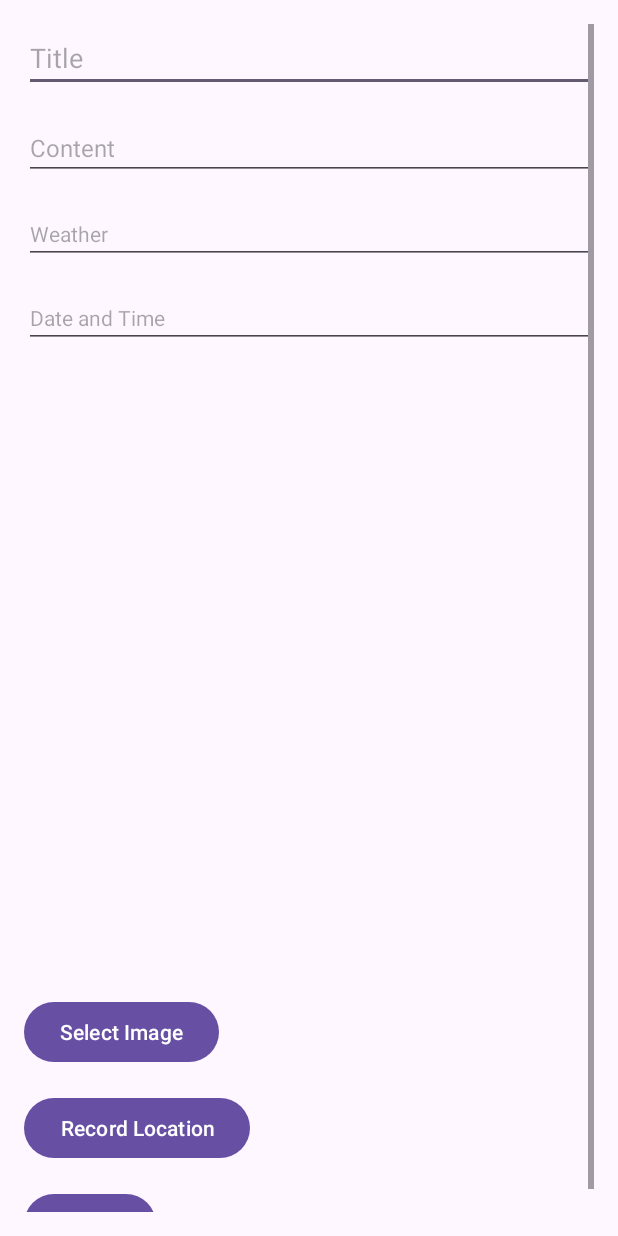
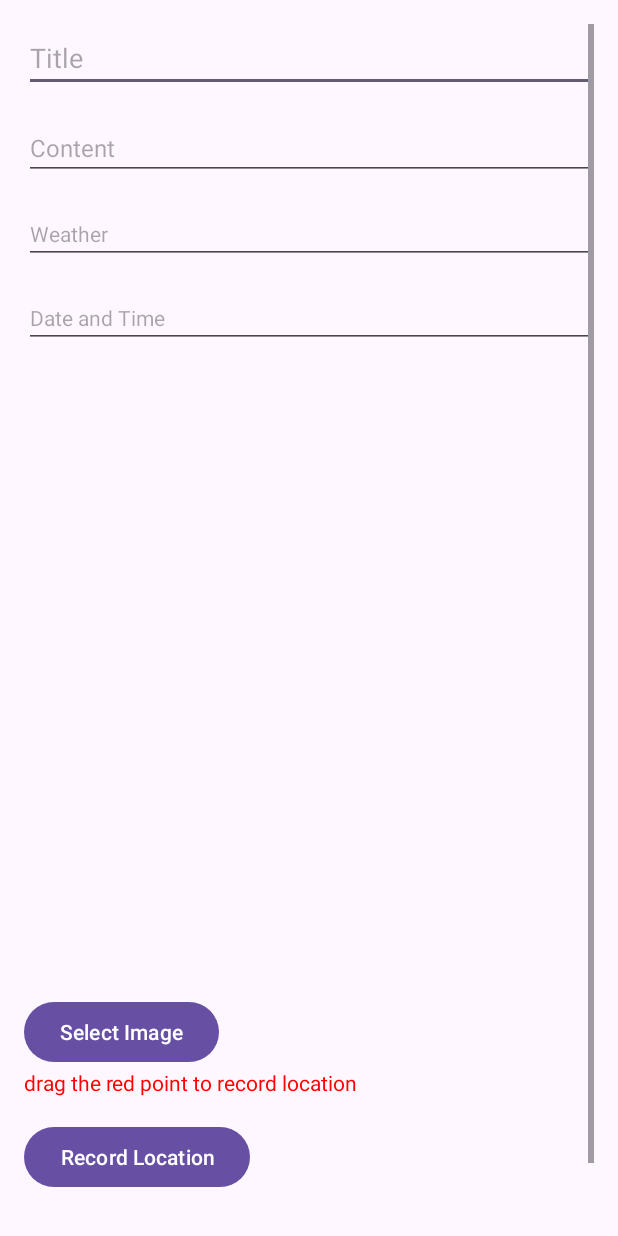
Before and after one commit to TerranceChu/FoodDiaryAppV3, an Android app: the WriteNewDiaryActivity screen opened directly, with no data from a screen before it, on a phone screen of 412 x 824 dp. Run offline under Robolectric (Android 15) with nearby library versions, the phone set to English and light mode, and no system bars.

Commit message:
add the reminder above record location to remind user how to use the map record function

```diff
--- a/app/src/main/res/layout/activity_write_new_diary.xml
+++ b/app/src/main/res/layout/activity_write_new_diary.xml
@@ -61,7 +61,11 @@
             android:layout_height="wrap_content"
             android:text="Select Image"
             android:layout_marginTop="16dp" />
-
+        <TextView
+            android:layout_width="wrap_content"
+            android:layout_height="wrap_content"
+            android:textColor="@color/red"
+            android:text="drag the red point to record location"/>
         <Button
             android:id="@+id/recordLocationButton"
             android:layout_width="wrap_content"
--- a/app/src/main/res/values/colors.xml
+++ b/app/src/main/res/values/colors.xml
@@ -2,4 +2,5 @@
 <resources>
     <color name="black">#FF000000</color>
     <color name="white">#FFFFFFFF</color>
+    <color name="red">#FF0000</color>
 </resources>
```
Also changed, not shown: 1 other file.
